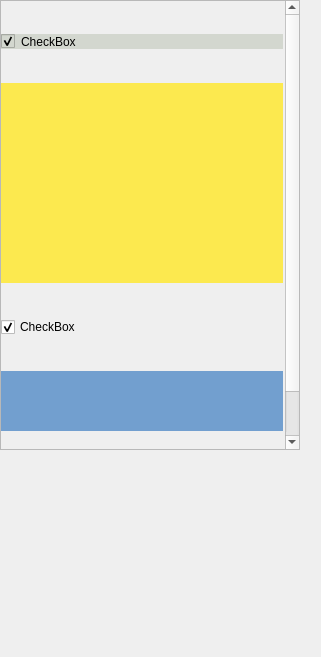
Qt form rightArea.ui (cuby-tec/mitoPrinter) before a commit.
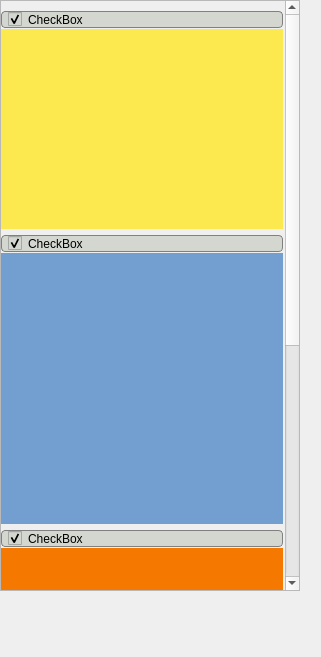
The same form after that commit.

Patch:
```diff
--- a/rightArea.ui
+++ b/rightArea.ui
@@ -19,13 +19,24 @@
   <property name="windowTitle">
    <string>Form</string>
   </property>
+  <property name="styleSheet">
+   <string notr="true">QCheckBox{
+background-color: rgb(211, 215, 207);
+border-color: rgb(239, 41, 41);
+selection-color: rgb(153, 255, 0);
+margin-top:5px;
+border: 1px solid gray;
+border-radius: 4px;
+padding-left:6px;
+}</string>
+  </property>
   <widget class="QScrollArea" name="scrollArea">
    <property name="geometry">
     <rect>
      <x>0</x>
      <y>0</y>
      <width>300</width>
-     <height>450</height>
+     <height>591</height>
     </rect>
    </property>
    <property name="sizePolicy">
@@ -37,7 +48,7 @@
    <property name="maximumSize">
     <size>
      <width>350</width>
-     <height>450</height>
+     <height>1000</height>
     </size>
    </property>
    <property name="verticalScrollBarPolicy">
@@ -52,7 +63,7 @@
       <x>0</x>
       <y>0</y>
       <width>284</width>
-      <height>500</height>
+      <height>1000</height>
      </rect>
     </property>
     <property name="sizePolicy">
@@ -64,7 +75,7 @@
     <property name="minimumSize">
      <size>
       <width>0</width>
-      <height>500</height>
+      <height>1000</height>
      </size>
     </property>
     <property name="maximumSize">
@@ -85,10 +96,13 @@
        <x>0</x>
        <y>0</y>
        <width>282</width>
-       <height>501</height>
+       <height>826</height>
       </rect>
      </property>
      <layout class="QVBoxLayout" name="verticalLayout">
+      <property name="spacing">
+       <number>1</number>
+      </property>
       <property name="leftMargin">
        <number>0</number>
       </property>
@@ -104,9 +118,7 @@
       <item>
        <widget class="QCheckBox" name="checkBox_1">
         <property name="styleSheet">
-         <string notr="true">background-color: rgb(211, 215, 207);
-border-color: rgb(239, 41, 41);
-selection-color: rgb(153, 255, 0);</string>
+         <string notr="true"/>
         </property>
         <property name="text">
          <string>CheckBox</string>
@@ -153,10 +165,22 @@
       </item>
       <item>
        <widget class="QWidget" name="widget_2" native="true">
+        <property name="minimumSize">
+         <size>
+          <width>0</width>
+          <height>230</height>
+         </size>
+        </property>
         <property name="maximumSize">
          <size>
           <width>16777215</width>
-          <height>60</height>
+          <height>300</height>
+         </size>
+        </property>
+        <property name="baseSize">
+         <size>
+          <width>280</width>
+          <height>230</height>
          </size>
         </property>
         <property name="styleSheet">
@@ -164,6 +188,29 @@
         </property>
        </widget>
       </item>
+      <item>
+       <widget class="QCheckBox" name="checkBox_3">
+        <property name="text">
+         <string>CheckBox</string>
+        </property>
+        <property name="checked">
+         <bool>true</bool>
+        </property>
+       </widget>
+      </item>
+      <item>
+       <widget class="QWidget" name="widget_3" native="true">
+        <property name="minimumSize">
+         <size>
+          <width>0</width>
+          <height>200</height>
+         </size>
+        </property>
+        <property name="styleSheet">
+         <string notr="true">background-color: rgb(245, 121, 0);</string>
+        </property>
+       </widget>
+      </item>
       <item>
        <widget class="Line" name="line">
         <property name="orientation">
```
